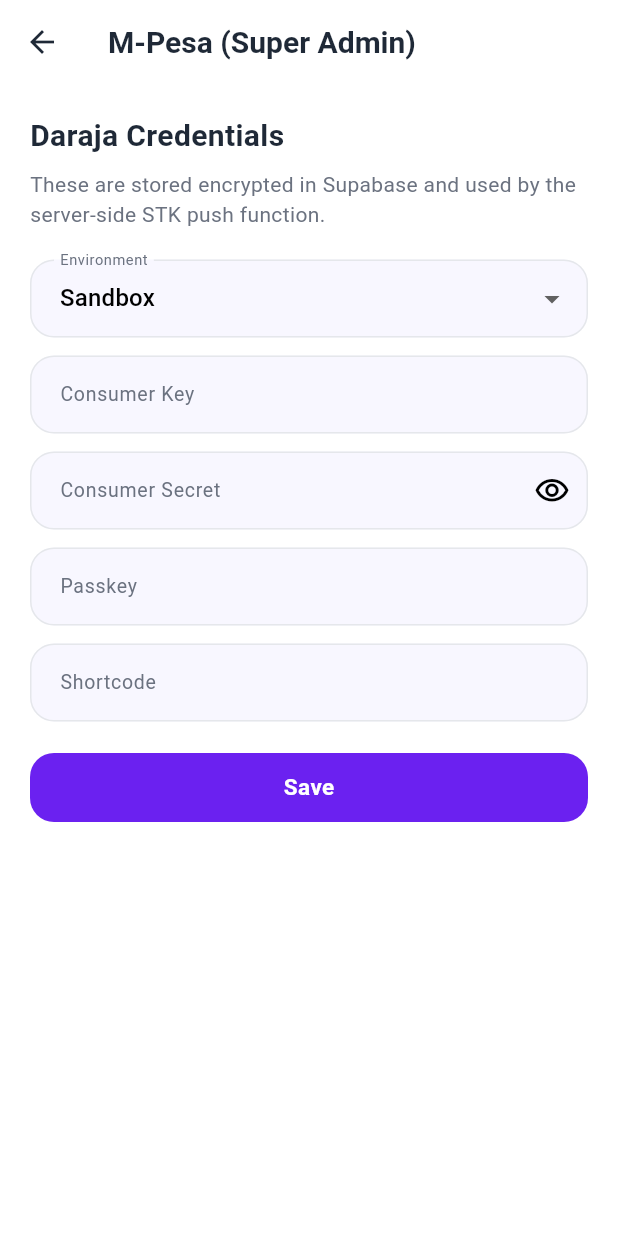
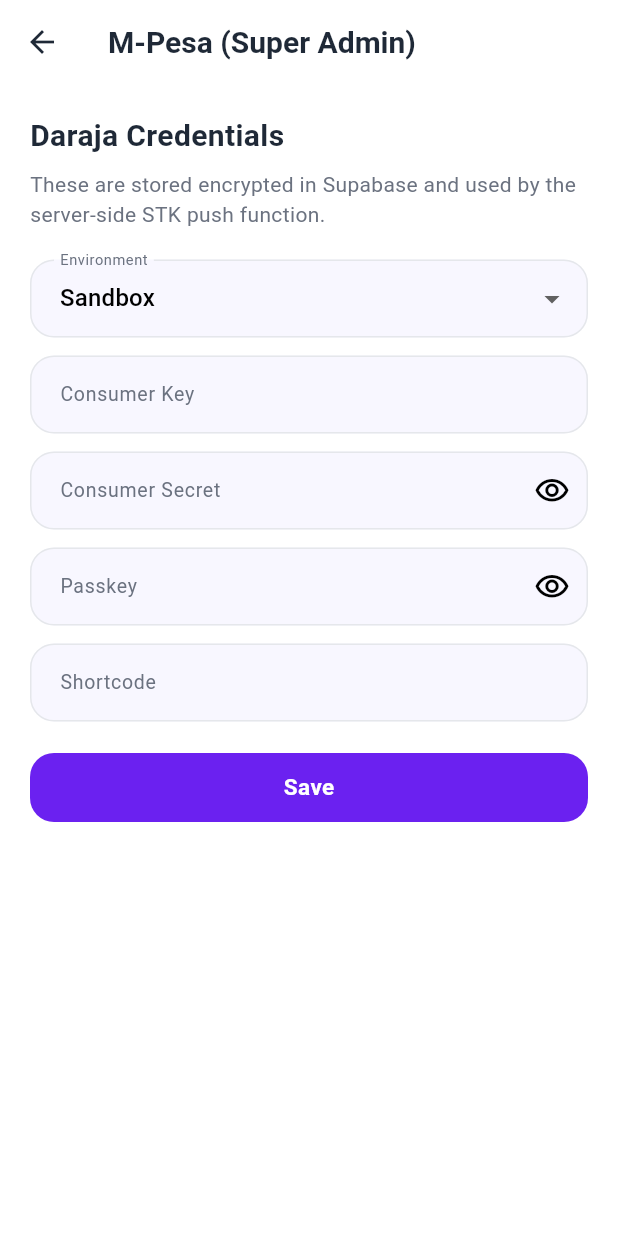
Before and after one commit to malingib/MobiFund, a Flutter app: the SuperAdminMpesaScreen screen opened directly, on a phone screen of 412 x 824 dp. Run offline on Flutter 3.47's test engine with Material 3 defaults, Android fonts, the phone set to English and light mode, and no system bars; our stand-ins replace connectivity_plus, fl_chart, flutter_dotenv, flutter_svg, pdf, printing and 5 more; missing offline and left inert: excel; accounts and stored records are empty.

Commit message:
🎨 Palette: Enhance authentication UX and accessibility
- Added descriptive tooltips to password visibility toggles
- Implemented haptic feedback for interactive elements using AppHaptics
- Replaced GestureDetector with InkWell for better touch targets and visual feedback
- Added missing visibility toggle for Passkey field in Super Admin M-Pesa screen
- Documented learnings in .Jules/palette.md

Co-authored-by: malingib <187138048+malingib@users.noreply.github.com>

```diff
--- a/lib/screens/super_admin_mpesa_screen.dart
+++ b/lib/screens/super_admin_mpesa_screen.dart
@@ -117,8 +117,14 @@ class _SuperAdminMpesaScreenState extends State<SuperAdminMpesaScreen> {
                 decoration: InputDecoration(
                   labelText: 'Consumer Secret',
                   suffixIcon: IconButton(
-                    icon: Icon(_obscure ? Icons.visibility_outlined : Icons.visibility_off_outlined),
-                    onPressed: () => setState(() => _obscure = !_obscure),
+                    icon: Icon(_obscure
+                        ? Icons.visibility_outlined
+                        : Icons.visibility_off_outlined),
+                    tooltip: _obscure ? 'Show secret' : 'Hide secret',
+                    onPressed: () {
+                      AppHaptics.selection();
+                      setState(() => _obscure = !_obscure);
+                    },
                   ),
                 ),
                 validator: (v) => (v == null || v.trim().isEmpty) ? 'Required' : null,
@@ -127,8 +133,21 @@ class _SuperAdminMpesaScreenState extends State<SuperAdminMpesaScreen> {
               TextFormField(
                 controller: _passkey,
                 obscureText: _obscure,
-                decoration: const InputDecoration(labelText: 'Passkey'),
-                validator: (v) => (v == null || v.trim().isEmpty) ? 'Required' : null,
+                decoration: InputDecoration(
+                  labelText: 'Passkey',
+                  suffixIcon: IconButton(
+                    icon: Icon(_obscure
+                        ? Icons.visibility_outlined
+                        : Icons.visibility_off_outlined),
+                    tooltip: _obscure ? 'Show passkey' : 'Hide passkey',
+                    onPressed: () {
+                      AppHaptics.selection();
+                      setState(() => _obscure = !_obscure);
+                    },
+                  ),
+                ),
+                validator: (v) =>
+                    (v == null || v.trim().isEmpty) ? 'Required' : null,
               ),
               const SizedBox(height: 12),
               TextFormField(
```
Also changed, not shown: lib/screens/login_screen.dart (+20 -9 lines), lib/screens/register_screen.dart (+28 -11 lines), pubspec.lock, 1 other file.
